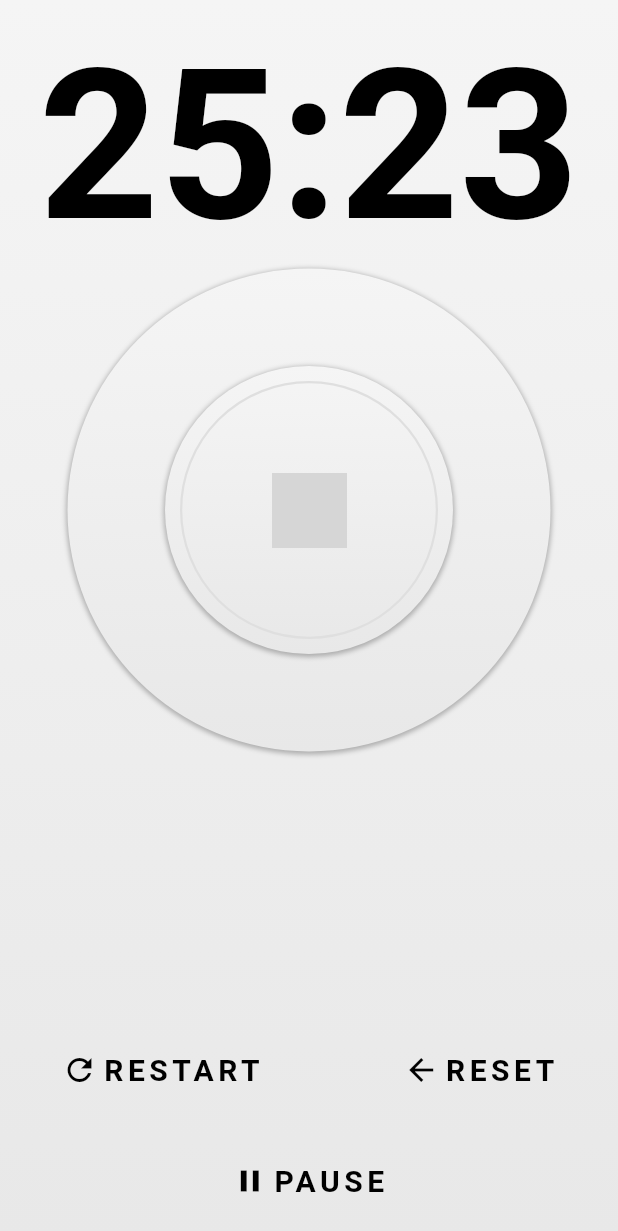
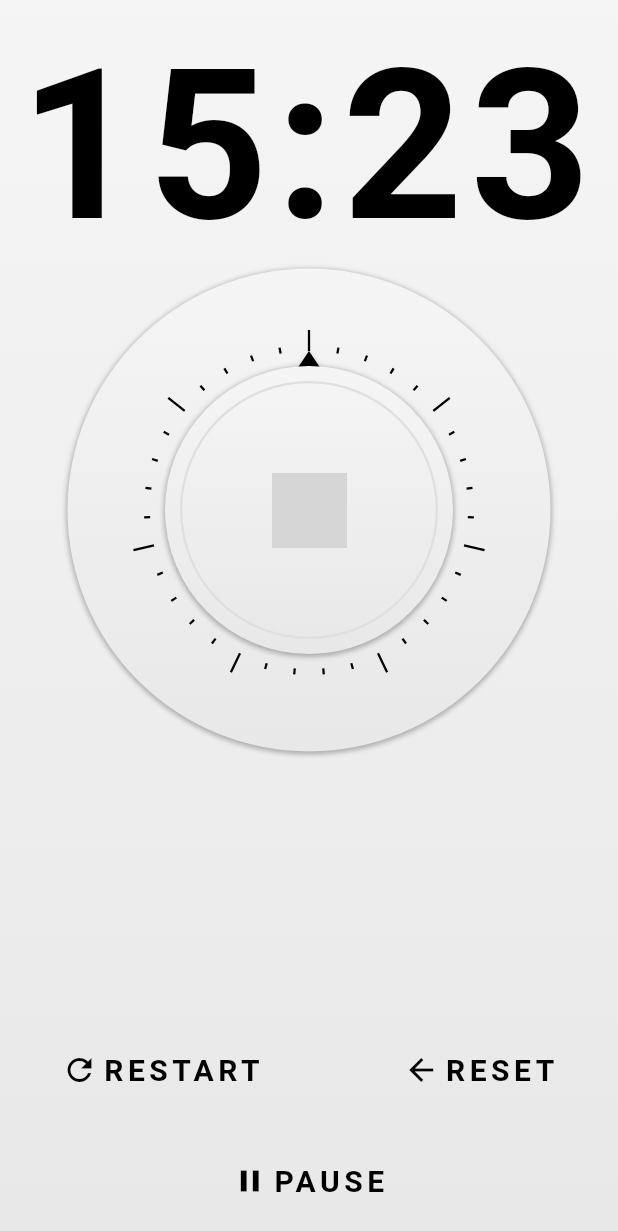
Before and after one commit to Flurb/egg_timer, a Flutter app: the screen it shows after launch, on a phone screen of 412 x 824 dp. Shown: the top 1231 px of the screen. Run offline on Flutter 3.47's test engine with Material 2 defaults, Android fonts, the phone set to English and light mode, and no system bars; network calls fail; Roboto replaces fonts that are missing (BebasNeue); grey boxes are pictures that could not be loaded.

Commit message:
Second commit

```diff
--- a/lib/egg_timer_dial.dart
+++ b/lib/egg_timer_dial.dart
@@ -1,7 +1,10 @@
+import 'dart:math';
+
+import 'package:egg_timer/egg_timer_knob.dart';
 import 'package:flutter/material.dart';
 
-final Color GRADIENT_TOP = const Color(0xFFF5F5F5);
-final Color GRADIENT_BOTTOM = const Color(0xFFE8E8E8);
+const Color GRADIENT_TOP = const Color(0xFFF5F5F5);
+const Color GRADIENT_BOTTOM = const Color(0xFFE8E8E8);
 
 class EggTimerDial extends StatefulWidget {
   @override
@@ -31,39 +34,59 @@ class _EggTimerDialState extends State<EggTimerDial> {
                       spreadRadius: 1.0,
                       offset: const Offset(0.0, 1.0))
                 ]),
-            child: Padding(
-              padding: const EdgeInsets.all(65.0),
-              child: Container(
-                padding: const EdgeInsets.all(10.0),
-                decoration: BoxDecoration(
-                    shape: BoxShape.circle,
-                    gradient: LinearGradient(
-                        begin: Alignment.topCenter,
-                        end: Alignment.bottomCenter,
-                        colors: [GRADIENT_TOP, GRADIENT_BOTTOM]),
-                    boxShadow: [
-                      BoxShadow(
-                          color: const Color(0x44000000),
-                          blurRadius: 2.0,
-                          spreadRadius: 1.0,
-                          offset: const Offset(0.0, 1.0))
-                    ]),
-                child: Container(
-                    decoration: BoxDecoration(
-                        shape: BoxShape.circle,
-                        border: Border.all(
-                            color: const Color(0xFFDFDFDF), width: 1.5)),
-                    child: Center(
-                        child: Image.network(
-                            'https://avatars3.githubusercontent.com/u/14101776?s=400&v=4',
-                            width: 50.0,
-                            height: 50.0,
-                            color: Colors.black))),
-              ),
-            ),
+            child: Stack(children: [
+              Container(
+                  width: double.infinity,
+                  height: double.infinity,
+                  padding: const EdgeInsets.all(55.0),
+                  child: CustomPaint(painter: TickPainter())),
+              Padding(
+                  padding: const EdgeInsets.all(65.0), child: EggTimerKnob()),
+            ]),
           ),
         ),
       ),
     );
   }
 }
+
+class TickPainter extends CustomPainter {
+  final LONG_TICK = 14.0;
+  final SHORT_TICK = 4.0;
+
+  final tickCount;
+  final ticksPerSection;
+  final ticksInset;
+  final tickPaint;
+
+  TickPainter(
+      {this.tickCount = 35, this.ticksPerSection = 5, this.ticksInset = 0.0})
+      : tickPaint = Paint() {
+    tickPaint.color = Colors.black;
+    tickPaint.strokeWidth = 1.5;
+  }
+
+  @override
+  void paint(Canvas canvas, Size size) {
+    canvas.translate(size.width / 2, size.height / 2);
+
+    canvas.save();
+
+    final radius = size.width / 2;
+
+    for (var i = 0; i < tickCount; ++i) {
+      final tickLength = i % ticksPerSection == 0 ? LONG_TICK : SHORT_TICK;
+
+      canvas.drawLine(
+          Offset(0.0, -radius), Offset(0.0, -radius - tickLength), tickPaint);
+      canvas.rotate(2 * pi / tickCount);
+    }
+
+    canvas.restore();
+  }
+
+  @override
+  bool shouldRepaint(CustomPainter oldDelegate) {
+    return true;
+  }
+}
--- /dev/null
+++ b/lib/egg_timer_knob.dart
@@ -0,0 +1,85 @@
+import 'package:flutter/material.dart';
+
+const Color GRADIENT_TOP = const Color(0xFFF5F5F5);
+const Color GRADIENT_BOTTOM = const Color(0xFFE8E8E8);
+
+class EggTimerKnob extends StatefulWidget {
+  @override
+  _EggTimerKnobState createState() => _EggTimerKnobState();
+}
+
+class _EggTimerKnobState extends State<EggTimerKnob> {
+  @override
+  Widget build(BuildContext context) {
+    return Stack(
+      children: [
+        Container(
+          width: double.infinity,
+          height: double.infinity,
+          child: CustomPaint(
+            painter: ArrowPainter(),
+          ),
+        ),
+        Container(
+          padding: const EdgeInsets.all(10.0),
+          decoration: BoxDecoration(
+              shape: BoxShape.circle,
+              gradient: LinearGradient(
+                  begin: Alignment.topCenter,
+                  end: Alignment.bottomCenter,
+                  colors: [GRADIENT_TOP, GRADIENT_BOTTOM]),
+              boxShadow: [
+                BoxShadow(
+                    color: const Color(0x44000000),
+                    blurRadius: 2.0,
+                    spreadRadius: 1.0,
+                    offset: const Offset(0.0, 1.0))
+              ]),
+          child: Container(
+              decoration: BoxDecoration(
+                  shape: BoxShape.circle,
+                  border:
+                      Border.all(color: const Color(0xFFDFDFDF), width: 1.5)),
+              child: Center(
+                  child: Image.network(
+                      'https://avatars3.githubusercontent.com/u/14101776?s=400&v=4',
+                      width: 50.0,
+                      height: 50.0,
+                      color: Colors.black))),
+        )
+      ],
+    );
+  }
+}
+
+class ArrowPainter extends CustomPainter {
+  final Paint dialArrowPaints;
+
+  ArrowPainter() : dialArrowPaints = Paint() {
+    dialArrowPaints.color = Colors.black;
+    dialArrowPaints.style = PaintingStyle.fill;
+  }
+
+  @override
+  void paint(Canvas canvas, Size size) {
+    canvas.save();
+
+    canvas.translate(size.width / 2, 0.0);
+
+    Path path = Path();
+    path.moveTo(0.0, -10.0);
+    path.lineTo(10.0, 5.0);
+    path.lineTo(-10.0, 5.0);
+    path.close();
+
+    canvas.drawPath(path, dialArrowPaints);
+    canvas.drawShadow(path, Colors.black, 3.0, false);
+
+    canvas.restore();
+  }
+
+  @override
+  bool shouldRepaint(CustomPainter oldDelegate) {
+    return true;
+  }
+}
--- a/lib/egg_timer_time_display.dart
+++ b/lib/egg_timer_time_display.dart
@@ -11,13 +11,14 @@ class _EggTimerTimeDisplayState extends State<EggTimerTimeDisplay> {
     return Padding(
       padding: const EdgeInsets.only(top: 15.0),
       child: Text(
-        '25:23',
+        '15:23',
         textAlign: TextAlign.center,
         style: const TextStyle(
             color: Colors.black,
             fontFamily: 'BebasNeue',
             fontSize: 140.0,
-            fontWeight: FontWeight.bold),
+            fontWeight: FontWeight.bold,
+            letterSpacing: 5.0),
       ),
     );
   }
--- a/lib/main.dart
+++ b/lib/main.dart
@@ -2,10 +2,9 @@ import 'package:egg_timer/egg_timer_controls.dart';
 import 'package:egg_timer/egg_timer_dial.dart';
 import 'package:egg_timer/egg_timer_time_display.dart';
 import 'package:flutter/material.dart';
-import 'package:fluttery/framing.dart';
 
-final Color GRADIENT_TOP = const Color(0xFFF5F5F5);
-final Color GRADIENT_BOTTOM = const Color(0xFFE8E8E8);
+const Color GRADIENT_TOP = const Color(0xFFF5F5F5);
+const Color GRADIENT_BOTTOM = const Color(0xFFE8E8E8);
 
 void main() => runApp(MyApp());
 
```
Also changed, not shown: 1 other file.
